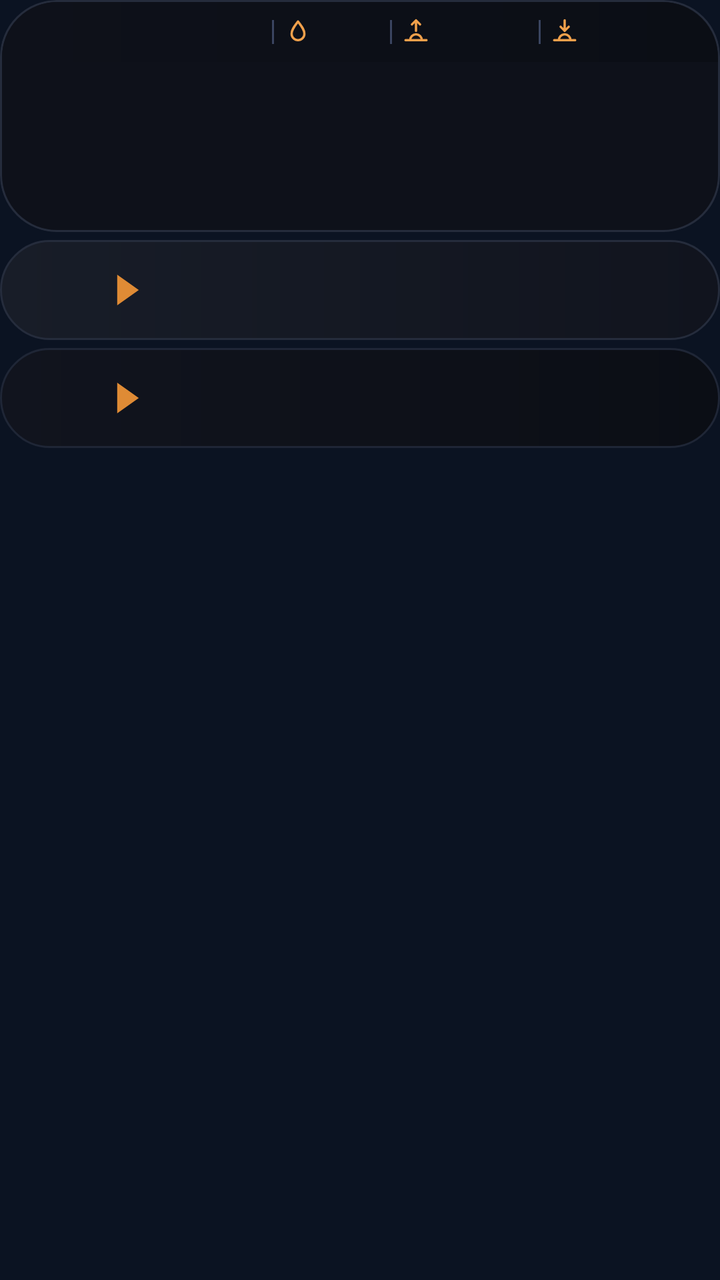
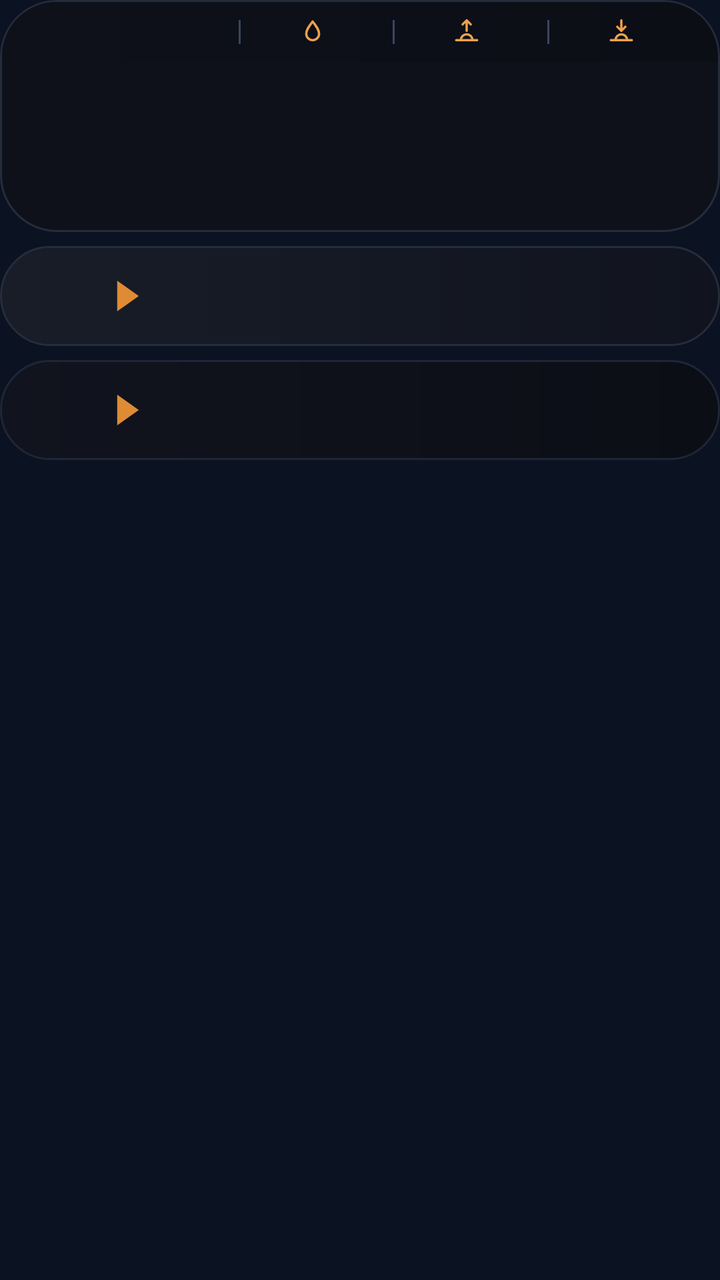

The first picture is an Android layout as it rendered before a commit; the second is the same layout after the commit. The layout source and the unified diff follow.
<!-- AndroidManifest.xml: application theme AppTheme -->
<!-- res/layout/widget_k2.xml -->
<?xml version="1.0" encoding="utf-8"?>
<FrameLayout xmlns:android="http://schemas.android.com/apk/res/android"
    android:id="@+id/root"
    android:layout_width="match_parent"
    android:layout_height="match_parent"
    android:padding="0dp">

    <LinearLayout
        android:layout_width="match_parent"
        android:layout_height="wrap_content"
        android:orientation="vertical">
        <LinearLayout
            android:layout_width="match_parent"
            android:layout_height="wrap_content"
            android:background="@drawable/cur_clocks"
            android:clipToOutline="true"
            android:orientation="vertical"
            android:padding="1dp">
        <LinearLayout
            android:layout_width="match_parent"
            android:layout_height="30dp"
            android:orientation="horizontal"
            android:gravity="center"
            android:background="@drawable/cur_header_top"
            android:paddingStart="14dp"
            android:paddingEnd="20dp">
            <ImageView
                android:id="@+id/hdr_feels"
                android:layout_width="0dp"
                android:layout_height="18dp"
                android:layout_weight="15"
                android:scaleType="fitCenter" />
            <ImageView
                android:id="@+id/sep0"
                android:layout_width="1dp"
                android:layout_height="12dp"
                android:src="@drawable/cur_sep"
                android:layout_marginStart="5dp"
                android:layout_marginEnd="5dp"
                android:scaleType="fitXY" />
            <ImageView
                android:id="@+id/ic0"
                android:layout_width="14dp"
                android:layout_height="14dp"
                android:src="@drawable/ic_drop"
                android:scaleType="fitCenter" />
            <ImageView
                android:id="@+id/hdr_hum"
                android:layout_width="0dp"
                android:layout_height="18dp"
                android:layout_weight="4"
                android:layout_marginStart="3dp"
                android:scaleType="fitStart" />
            <ImageView
                android:id="@+id/sep1"
                android:layout_width="1dp"
                android:layout_height="12dp"
                android:src="@drawable/cur_sep"
                android:layout_marginStart="5dp"
                android:layout_marginEnd="5dp"
                android:scaleType="fitXY" />
            <ImageView
                android:id="@+id/ic1"
                android:layout_width="14dp"
                android:layout_height="14dp"
                android:src="@drawable/ic_sunrise"
                android:scaleType="fitCenter" />
            <ImageView
                android:id="@+id/hdr_rise"
                android:layout_width="0dp"
                android:layout_height="18dp"
                android:layout_weight="6"
                android:layout_marginStart="3dp"
                android:scaleType="fitStart" />
            <ImageView
                android:id="@+id/sep2"
                android:layout_width="1dp"
                android:layout_height="12dp"
                android:src="@drawable/cur_sep"
                android:layout_marginStart="5dp"
                android:layout_marginEnd="5dp"
                android:scaleType="fitXY" />
            <ImageView
                android:id="@+id/ic2"
                android:layout_width="14dp"
                android:layout_height="14dp"
                android:src="@drawable/ic_sunset"
                android:scaleType="fitCenter" />
            <ImageView
                android:id="@+id/hdr_set"
                android:layout_width="0dp"
                android:layout_height="18dp"
                android:layout_weight="6"
                android:layout_marginStart="3dp"
                android:scaleType="fitStart" />
        </LinearLayout>
        <LinearLayout
            android:layout_width="match_parent"
            android:layout_height="84dp"
            android:orientation="horizontal"
            android:padding="0dp">
            <FrameLayout
                android:layout_width="0dp"
                android:layout_height="match_parent"
                android:layout_weight="1">
                <ImageView
                    android:id="@+id/clk_bg_0"
                    android:layout_width="match_parent"
                    android:layout_height="match_parent"
                    android:scaleType="fitXY" />
                <LinearLayout
                    android:layout_width="match_parent"
                    android:layout_height="match_parent"
                    android:orientation="vertical"
                    android:gravity="center"
                    android:paddingBottom="7dp"
                android:paddingStart="2dp"
                    android:paddingEnd="2dp">
                    <ImageView
                        android:id="@+id/clk_day_0"
                        android:layout_width="match_parent"
                        android:layout_height="16dp"
                        android:scaleType="fitCenter" />
                    <ImageView
                        android:id="@+id/clk_time_0"
                        android:layout_width="match_parent"
                        android:layout_height="30dp"
                        android:scaleType="fitCenter" />
                    <ImageView
                        android:id="@+id/clk_city_0"
                        android:layout_width="match_parent"
                        android:layout_height="17dp"
                        android:scaleType="fitCenter" />
                </LinearLayout>
            </FrameLayout>
            <FrameLayout
                android:layout_width="0dp"
                android:layout_height="match_parent"
                android:layout_weight="1">
                <ImageView
                    android:id="@+id/clk_bg_1"
                    android:layout_width="match_parent"
                    android:layout_height="match_parent"
                    android:scaleType="fitXY" />
                <LinearLayout
                    android:layout_width="match_parent"
                    android:layout_height="match_parent"
                    android:orientation="vertical"
                    android:gravity="center"
                    android:paddingBottom="7dp"
                android:paddingStart="2dp"
                    android:paddingEnd="2dp">
                    <ImageView
                        android:id="@+id/clk_day_1"
                        android:layout_width="match_parent"
                        android:layout_height="16dp"
                        android:scaleType="fitCenter" />
                    <ImageView
                        android:id="@+id/clk_time_1"
                        android:layout_width="match_parent"
                        android:layout_height="30dp"
                        android:scaleType="fitCenter" />
                    <ImageView
                        android:id="@+id/clk_city_1"
                        android:layout_width="match_parent"
                        android:layout_height="17dp"
                        android:scaleType="fitCenter" />
                </LinearLayout>
            </FrameLayout>
            <FrameLayout
                android:layout_width="0dp"
                android:layout_height="match_parent"
                android:layout_weight="1">
                <ImageView
                    android:id="@+id/clk_bg_2"
                    android:layout_width="match_parent"
                    android:layout_height="match_parent"
                    android:scaleType="fitXY" />
                <LinearLayout
                    android:layout_width="match_parent"
                    android:layout_height="match_parent"
                    android:orientation="vertical"
                    android:gravity="center"
                    android:paddingBottom="7dp"
                android:paddingStart="2dp"
                    android:paddingEnd="2dp">
                    <ImageView
                        android:id="@+id/clk_day_2"
                        android:layout_width="match_parent"
                        android:layout_height="16dp"
                        android:scaleType="fitCenter" />
                    <ImageView
                        android:id="@+id/clk_time_2"
                        android:layout_width="match_parent"
                        android:layout_height="30dp"
                        android:scaleType="fitCenter" />
                    <ImageView
                        android:id="@+id/clk_city_2"
                        android:layout_width="match_parent"
                        android:layout_height="17dp"
                        android:scaleType="fitCenter" />
                </LinearLayout>
            </FrameLayout>
            <FrameLayout
                android:layout_width="0dp"
                android:layout_height="match_parent"
                android:layout_weight="1">
                <ImageView
                    android:id="@+id/clk_bg_3"
                    android:layout_width="match_parent"
                    android:layout_height="match_parent"
                    android:scaleType="fitXY" />
                <LinearLayout
                    android:layout_width="match_parent"
                    android:layout_height="match_parent"
                    android:orientation="vertical"
                    android:gravity="center"
                    android:paddingBottom="7dp"
                android:paddingStart="2dp"
                    android:paddingEnd="2dp">
                    <ImageView
                        android:id="@+id/clk_day_3"
                        android:layout_width="match_parent"
                        android:layout_height="16dp"
                        android:scaleType="fitCenter" />
                    <ImageView
                        android:id="@+id/clk_time_3"
                        android:layout_width="match_parent"
                        android:layout_height="30dp"
                        android:scaleType="fitCenter" />
                    <ImageView
                        android:id="@+id/clk_city_3"
                        android:layout_width="match_parent"
                        android:layout_height="17dp"
                        android:scaleType="fitCenter" />
                </LinearLayout>
            </FrameLayout>
        </LinearLayout>
        </LinearLayout>
        <LinearLayout
            android:layout_width="match_parent"
            android:layout_height="50dp"
            android:orientation="horizontal"
            android:gravity="center_vertical"
            android:layout_marginTop="4dp"
            android:background="@drawable/cur_row_light"
            android:paddingStart="14dp"
            android:paddingEnd="22dp">
            <LinearLayout
                android:layout_width="wrap_content"
                android:layout_height="wrap_content"
                android:orientation="horizontal"
                android:gravity="center_vertical">
                <ImageView
                    android:id="@+id/fl_a_0"
                    android:layout_width="30dp"
                    android:layout_height="30dp"
                    android:scaleType="fitCenter" />
                <ImageView
                    android:id="@+id/code_a_0"
                    android:layout_width="wrap_content"
                    android:layout_height="22dp"
                    android:adjustViewBounds="true"
                    android:layout_marginStart="6dp"
                    android:scaleType="fitStart" />
                <ImageView
                    android:id="@+id/arrow_0"
                    android:layout_width="12dp"
                    android:layout_height="16dp"
                    android:src="@drawable/cur_arrow"
                    android:layout_marginStart="8dp"
                    android:layout_marginEnd="10dp"
                    android:scaleType="fitCenter" />
                <ImageView
                    android:id="@+id/fl_b_0"
                    android:layout_width="30dp"
                    android:layout_height="30dp"
                    android:scaleType="fitCenter" />
                <ImageView
                    android:id="@+id/code_b_0"
                    android:layout_width="wrap_content"
                    android:layout_height="22dp"
                    android:adjustViewBounds="true"
                    android:layout_marginStart="6dp"
                    android:scaleType="fitStart" />
            </LinearLayout>
            <FrameLayout
                android:layout_width="0dp"
                android:layout_height="1dp"
                android:layout_weight="1" />
            <LinearLayout
                android:layout_width="116dp"
                android:layout_height="wrap_content"
                android:orientation="vertical"
                android:layout_marginStart="6dp">
                <LinearLayout
                    android:layout_width="match_parent"
                    android:layout_height="wrap_content"
                    android:orientation="horizontal"
                    android:gravity="center_vertical">
                    <ImageView
                        android:id="@+id/mkt_lbl_0"
                        android:layout_width="48dp"
                        android:layout_height="18dp"
                        android:scaleType="fitStart" />
                    <ImageView
                        android:id="@+id/mkt_val_0"
                        android:layout_width="0dp"
                        android:layout_height="20dp"
                        android:layout_weight="1"
                        android:scaleType="fitEnd" />
                </LinearLayout>
                <LinearLayout
                    android:layout_width="match_parent"
                    android:layout_height="wrap_content"
                    android:orientation="horizontal"
                    android:gravity="center_vertical"
                    android:layout_marginTop="2dp">
                    <ImageView
                        android:id="@+id/visa_logo_0"
                        android:layout_width="48dp"
                        android:layout_height="20dp"
                        android:scaleType="fitStart" />
                    <ImageView
                        android:id="@+id/visa_val_0"
                        android:layout_width="0dp"
                        android:layout_height="17dp"
                        android:layout_weight="1"
                        android:scaleType="fitEnd" />
                </LinearLayout>
            </LinearLayout>
        </LinearLayout>
        <LinearLayout
            android:layout_width="match_parent"
            android:layout_height="50dp"
            android:orientation="horizontal"
            android:gravity="center_vertical"
            android:layout_marginTop="4dp"
            android:background="@drawable/cur_row_dark"
            android:paddingStart="14dp"
            android:paddingEnd="22dp">
            <LinearLayout
                android:layout_width="wrap_content"
                android:layout_height="wrap_content"
                android:orientation="horizontal"
                android:gravity="center_vertical">
                <ImageView
                    android:id="@+id/fl_a_1"
                    android:layout_width="30dp"
                    android:layout_height="30dp"
                    android:scaleType="fitCenter" />
                <ImageView
                    android:id="@+id/code_a_1"
                    android:layout_width="wrap_content"
                    android:layout_height="22dp"
                    android:adjustViewBounds="true"
                    android:layout_marginStart="6dp"
                    android:scaleType="fitStart" />
                <ImageView
                    android:id="@+id/arrow_1"
                    android:layout_width="12dp"
                    android:layout_height="16dp"
                    android:src="@drawable/cur_arrow"
                    android:layout_marginStart="8dp"
                    android:layout_marginEnd="10dp"
                    android:scaleType="fitCenter" />
                <ImageView
                    android:id="@+id/fl_b_1"
                    android:layout_width="30dp"
                    android:layout_height="30dp"
                    android:scaleType="fitCenter" />
                <ImageView
                    android:id="@+id/code_b_1"
                    android:layout_width="wrap_content"
                    android:layout_height="22dp"
                    android:adjustViewBounds="true"
                    android:layout_marginStart="6dp"
                    android:scaleType="fitStart" />
            </LinearLayout>
            <FrameLayout
                android:layout_width="0dp"
                android:layout_height="1dp"
                android:layout_weight="1" />
            <LinearLayout
                android:layout_width="116dp"
                android:layout_height="wrap_content"
                android:orientation="vertical"
                android:layout_marginStart="6dp">
                <LinearLayout
                    android:layout_width="match_parent"
                    android:layout_height="wrap_content"
                    android:orientation="horizontal"
                    android:gravity="center_vertical">
                    <ImageView
                        android:id="@+id/mkt_lbl_1"
                        android:layout_width="48dp"
                        android:layout_height="18dp"
                        android:scaleType="fitStart" />
                    <ImageView
                        android:id="@+id/mkt_val_1"
                        android:layout_width="0dp"
                        android:layout_height="20dp"
                        android:layout_weight="1"
                        android:scaleType="fitEnd" />
                </LinearLayout>
                <LinearLayout
                    android:layout_width="match_parent"
                    android:layout_height="wrap_content"
                    android:orientation="horizontal"
                    android:gravity="center_vertical"
                    android:layout_marginTop="2dp">
                    <ImageView
                        android:id="@+id/visa_logo_1"
                        android:layout_width="48dp"
                        android:layout_height="20dp"
                        android:scaleType="fitStart" />
                    <ImageView
                        android:id="@+id/visa_val_1"
                        android:layout_width="0dp"
                        android:layout_height="17dp"
                        android:layout_weight="1"
                        android:scaleType="fitEnd" />
                </LinearLayout>
            </LinearLayout>
        </LinearLayout>
    </LinearLayout>
</FrameLayout>
<!-- resources referenced by this layout -->
<resources>
  <!-- drawable cur_arrow (drawable) -->
  <?xml version="1.0" encoding="utf-8"?>
  <vector xmlns:android="http://schemas.android.com/apk/res/android" android:width="20dp" android:height="26dp" android:viewportWidth="20" android:viewportHeight="26">
      <path android:fillColor="#FFDF8B35" android:pathData="M1,0L1,26L19,13Z" />
  </vector>
  <!-- drawable cur_clocks (drawable) -->
  <?xml version="1.0" encoding="utf-8"?>
  <shape xmlns:android="http://schemas.android.com/apk/res/android" android:shape="rectangle">
      <gradient android:angle="0" android:startColor="#FF0E111A" android:endColor="#FF0E111A" />
      <stroke android:width="1dp" android:color="#FF252C3C" />
      <corners android:radius="@dimen/widget_radius" />
  </shape>
  <!-- drawable cur_header_top (drawable) -->
  <?xml version="1.0" encoding="utf-8"?>
  <shape xmlns:android="http://schemas.android.com/apk/res/android" android:shape="rectangle">
      <gradient android:angle="0" android:startColor="#FF0E111A" android:endColor="#FF0B0E15" />
      <corners android:topLeftRadius="@dimen/widget_radius" android:topRightRadius="@dimen/widget_radius" />
  </shape>
  <!-- drawable cur_row_dark (drawable) -->
  <?xml version="1.0" encoding="utf-8"?>
  <shape xmlns:android="http://schemas.android.com/apk/res/android" android:shape="rectangle">
      <gradient android:angle="0" android:startColor="#FF11141E" android:endColor="#FF0B0E15" />
      <stroke android:width="1dp" android:color="#FF1F2636" />
      <corners android:radius="@dimen/widget_radius" />
  </shape>
  <!-- drawable cur_row_light (drawable) -->
  <?xml version="1.0" encoding="utf-8"?>
  <shape xmlns:android="http://schemas.android.com/apk/res/android" android:shape="rectangle">
      <gradient android:angle="0" android:startColor="#FF181D28" android:endColor="#FF11141E" />
      <stroke android:width="1dp" android:color="#FF252C3C" />
      <corners android:radius="@dimen/widget_radius" />
  </shape>
  <!-- drawable cur_sep (drawable) -->
  <?xml version="1.0" encoding="utf-8"?>
  <shape xmlns:android="http://schemas.android.com/apk/res/android" android:shape="rectangle"><solid android:color="#FF3A4560" /></shape>
  <!-- drawable ic_drop (drawable) -->
  <?xml version="1.0" encoding="utf-8"?>
  <vector xmlns:android="http://schemas.android.com/apk/res/android" android:width="24dp" android:height="24dp" android:viewportWidth="24" android:viewportHeight="24">
      <path android:strokeColor="#FFF0A04B" android:strokeWidth="2" android:strokeLineJoin="round" android:fillColor="#00000000"
          android:pathData="M12,3C15,7 17.5,10 17.5,13.5A5.5,5.5 0,0 1,6.5 13.5C6.5,10 9,7 12,3Z" />
  </vector>
  <!-- drawable ic_sunset (drawable) -->
  <?xml version="1.0" encoding="utf-8"?>
  <vector xmlns:android="http://schemas.android.com/apk/res/android" android:width="24dp" android:height="24dp" android:viewportWidth="24" android:viewportHeight="24">
      <path android:strokeColor="#FFF0A04B" android:strokeWidth="2" android:strokeLineCap="round" android:strokeLineJoin="round" android:fillColor="#00000000"
          android:pathData="M3,19L21,19M7,19A5,5 0,0 1,17 19M12,2L12,11M8.5,7.5L12,11L15.5,7.5" />
  </vector>
  <style name="AppTheme" parent="@android:style/Theme.DeviceDefault.NoActionBar">
          <item name="android:colorAccent">#DF8B35</item>
          <item name="android:colorControlActivated">#DF8B35</item>
          <item name="android:windowBackground">#0B1322</item>
          <item name="android:statusBarColor">#0E111A</item>
          <item name="android:navigationBarColor">#0B1322</item>
          <item name="android:textColorHint">#718096</item>
      </style>
  <dimen name="widget_radius">28dp</dimen>
  <!-- unchanged entries left out for length: 1 -->
</resources>

<!-- the commit's change to res/layout/widget_k2.xml (unified diff, before → after) -->
@@ -22,77 +22,99 @@
             android:orientation="horizontal"
             android:gravity="center"
             android:background="@drawable/cur_header_top"
-            android:paddingStart="14dp"
-            android:paddingEnd="20dp">
-            <ImageView
-                android:id="@+id/hdr_feels"
-                android:layout_width="0dp"
-                android:layout_height="18dp"
-                android:layout_weight="15"
-                android:scaleType="fitCenter" />
+            android:paddingStart="8dp"
+            android:paddingEnd="8dp">
+            <LinearLayout
+                android:layout_width="0dp"
+                android:layout_height="match_parent"
+                android:layout_weight="1.45"
+                android:gravity="center"
+                android:orientation="horizontal">
+                <ImageView
+                    android:id="@+id/hdr_feels"
+                    android:layout_width="wrap_content"
+                    android:layout_height="18dp"
+                    android:adjustViewBounds="true"
+                    android:scaleType="fitCenter" />
+            </LinearLayout>
             <ImageView
                 android:id="@+id/sep0"
                 android:layout_width="1dp"
                 android:layout_height="12dp"
                 android:src="@drawable/cur_sep"
-                android:layout_marginStart="5dp"
-                android:layout_marginEnd="5dp"
                 android:scaleType="fitXY" />
-            <ImageView
-                android:id="@+id/ic0"
-                android:layout_width="14dp"
-                android:layout_height="14dp"
-                android:src="@drawable/ic_drop"
-                android:scaleType="fitCenter" />
-            <ImageView
-                android:id="@+id/hdr_hum"
-                android:layout_width="0dp"
-                android:layout_height="18dp"
-                android:layout_weight="4"
-                android:layout_marginStart="3dp"
-                android:scaleType="fitStart" />
+            <LinearLayout
+                android:layout_width="0dp"
+                android:layout_height="match_parent"
+                android:layout_weight="1"
+                android:gravity="center"
+                android:orientation="horizontal">
+                <ImageView
+                    android:id="@+id/ic0"
+                    android:layout_width="14dp"
+                    android:layout_height="14dp"
+                    android:src="@drawable/ic_drop"
+                    android:scaleType="fitCenter" />
+                <ImageView
+                    android:id="@+id/hdr_hum"
+                    android:layout_width="wrap_content"
+                    android:layout_height="18dp"
+                    android:adjustViewBounds="true"
+                    android:layout_marginStart="4dp"
+                    android:scaleType="fitCenter" />
+            </LinearLayout>
             <ImageView
                 android:id="@+id/sep1"
                 android:layout_width="1dp"
                 android:layout_height="12dp"
                 android:src="@drawable/cur_sep"
-                android:layout_marginStart="5dp"
-                android:layout_marginEnd="5dp"
                 android:scaleType="fitXY" />
-            <ImageView
-                android:id="@+id/ic1"
-                android:layout_width="14dp"
-                android:layout_height="14dp"
-                android:src="@drawable/ic_sunrise"
-                android:scaleType="fitCenter" />
-            <ImageView
-                android:id="@+id/hdr_rise"
-                android:layout_width="0dp"
-                android:layout_height="18dp"
-                android:layout_weight="6"
-                android:layout_marginStart="3dp"
-                android:scaleType="fitStart" />
+            <LinearLayout
+                android:layout_width="0dp"
+                android:layout_height="match_parent"
+                android:layout_weight="1"
+                android:gravity="center"
+                android:orientation="horizontal">
+                <ImageView
+                    android:id="@+id/ic1"
+                    android:layout_width="14dp"
+                    android:layout_height="14dp"
+                    android:src="@drawable/ic_sunrise"
+                    android:scaleType="fitCenter" />
+                <ImageView
+                    android:id="@+id/hdr_rise"
+                    android:layout_width="wrap_content"
+                    android:layout_height="18dp"
+                    android:adjustViewBounds="true"
+                    android:layout_marginStart="4dp"
+                    android:scaleType="fitCenter" />
+            </LinearLayout>
             <ImageView
                 android:id="@+id/sep2"
                 android:layout_width="1dp"
                 android:layout_height="12dp"
                 android:src="@drawable/cur_sep"
-                android:layout_marginStart="5dp"
-                android:layout_marginEnd="5dp"
                 android:scaleType="fitXY" />
-            <ImageView
-                android:id="@+id/ic2"
-                android:layout_width="14dp"
-                android:layout_height="14dp"
-                android:src="@drawable/ic_sunset"
-                android:scaleType="fitCenter" />
-            <ImageView
-                android:id="@+id/hdr_set"
-                android:layout_width="0dp"
-                android:layout_height="18dp"
-                android:layout_weight="6"
-                android:layout_marginStart="3dp"
-                android:scaleType="fitStart" />
+            <LinearLayout
+                android:layout_width="0dp"
+                android:layout_height="match_parent"
+                android:layout_weight="1"
+                android:gravity="center"
+                android:orientation="horizontal">
+                <ImageView
+                    android:id="@+id/ic2"
+                    android:layout_width="14dp"
+                    android:layout_height="14dp"
+                    android:src="@drawable/ic_sunset"
+                    android:scaleType="fitCenter" />
+                <ImageView
+                    android:id="@+id/hdr_set"
+                    android:layout_width="wrap_content"
+                    android:layout_height="18dp"
+                    android:adjustViewBounds="true"
+                    android:layout_marginStart="4dp"
+                    android:scaleType="fitCenter" />
+            </LinearLayout>
         </LinearLayout>
         <LinearLayout
             android:layout_width="match_parent"
@@ -103,11 +125,22 @@
                 android:layout_width="0dp"
                 android:layout_height="match_parent"
                 android:layout_weight="1">
-                <ImageView
-                    android:id="@+id/clk_bg_0"
-                    android:layout_width="match_parent"
-                    android:layout_height="match_parent"
-                    android:scaleType="fitXY" />
+                <LinearLayout
+                    android:layout_width="match_parent"
+                    android:layout_height="match_parent"
+                    android:orientation="horizontal">
+                    <ImageView
+                        android:id="@+id/clk_bg_0a"
+                        android:layout_width="28dp"
+                        android:layout_height="match_parent"
+                        android:scaleType="fitXY" />
+                    <ImageView
+                        android:id="@+id/clk_bg_0"
+                        android:layout_width="0dp"
+                        android:layout_height="match_parent"
+                        android:layout_weight="1"
+                        android:scaleType="fitXY" />
+                </LinearLayout>
                 <LinearLayout
                     android:layout_width="match_parent"
                     android:layout_height="match_parent"
@@ -205,11 +238,22 @@
                 android:layout_width="0dp"
                 android:layout_height="match_parent"
                 android:layout_weight="1">
-                <ImageView
-                    android:id="@+id/clk_bg_3"
-                    android:layout_width="match_parent"
-                    android:layout_height="match_parent"
-                    android:scaleType="fitXY" />
+                <LinearLayout
+                    android:layout_width="match_parent"
+                    android:layout_height="match_parent"
+                    android:orientation="horizontal">
+                    <ImageView
+                        android:id="@+id/clk_bg_3"
+                        android:layout_width="0dp"
+                        android:layout_height="match_parent"
+                        android:layout_weight="1"
+                        android:scaleType="fitXY" />
+                    <ImageView
+                        android:id="@+id/clk_bg_3a"
+                        android:layout_width="28dp"
+                        android:layout_height="match_parent"
+                        android:scaleType="fitXY" />
+                </LinearLayout>
                 <LinearLayout
                     android:layout_width="match_parent"
                     android:layout_height="match_parent"
@@ -242,7 +286,7 @@
             android:layout_height="50dp"
             android:orientation="horizontal"
             android:gravity="center_vertical"
-            android:layout_marginTop="4dp"
+            android:layout_marginTop="7dp"
             android:background="@drawable/cur_row_light"
             android:paddingStart="14dp"
             android:paddingEnd="22dp">
@@ -335,7 +379,7 @@
             android:layout_height="50dp"
             android:orientation="horizontal"
             android:gravity="center_vertical"
-            android:layout_marginTop="4dp"
+            android:layout_marginTop="7dp"
             android:background="@drawable/cur_row_dark"
             android:paddingStart="14dp"
             android:paddingEnd="22dp">
<!-- resource entries referenced after the edit -->
@@ -16,7 +16,7 @@
   <?xml version="1.0" encoding="utf-8"?>
   <shape xmlns:android="http://schemas.android.com/apk/res/android" android:shape="rectangle">
       <gradient android:angle="0" android:startColor="#FF0E111A" android:endColor="#FF0B0E15" />
-      <corners android:topLeftRadius="@dimen/widget_radius" android:topRightRadius="@dimen/widget_radius" />
+      <corners android:topLeftRadius="@dimen/widget_radius_inner" android:topRightRadius="@dimen/widget_radius_inner" />
   </shape>
   <!-- drawable cur_row_dark (drawable) -->
   <?xml version="1.0" encoding="utf-8"?>
@@ -56,6 +56,7 @@
           <item name="android:textColorHint">#718096</item>
       </style>
   <dimen name="widget_radius">28dp</dimen>
+  <dimen name="widget_radius_inner">27dp</dimen>
   <!-- unchanged entries left out for length: 1 -->
 </resources>
 
